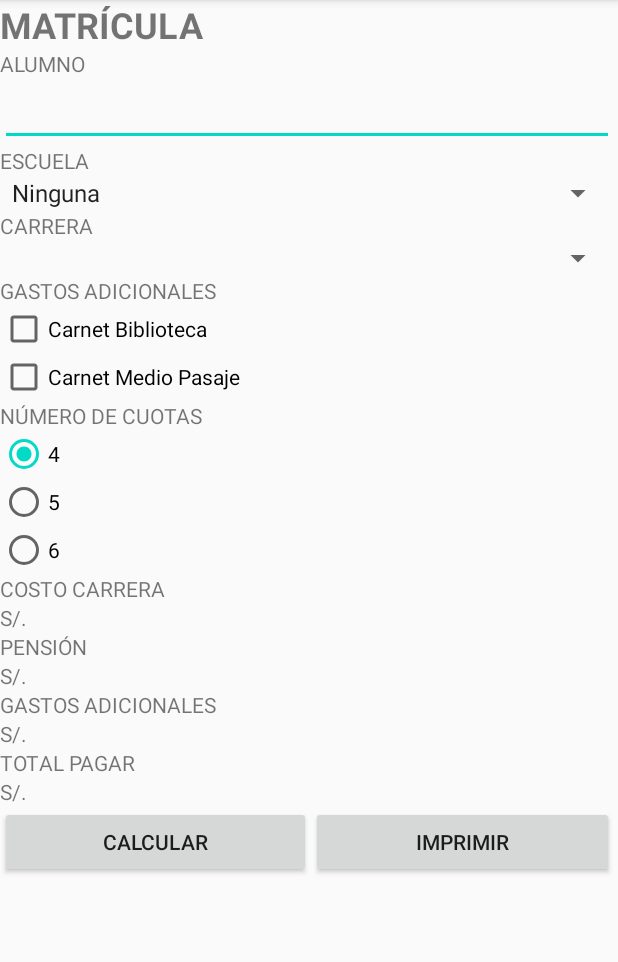
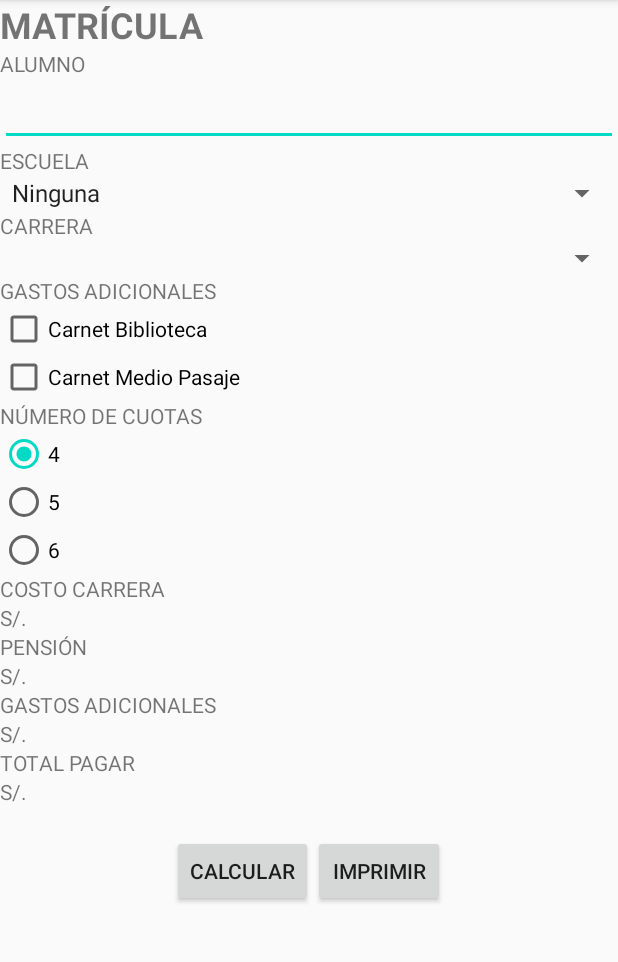
Before and after one commit to mishrole/DAM-AppMatricula, an Android app: the screen it shows after launch (MainActivity), on a phone screen of 412 x 824 dp, the part 84-1046 px from its top. Run offline under Robolectric (Android 15) with nearby library versions, the phone set to English and light mode, and no system bars.

Commit message:
[Funcional] Correcciones en impresiones

```diff
--- a/app/src/main/res/layout/activity_main.xml
+++ b/app/src/main/res/layout/activity_main.xml
@@ -7,8 +7,8 @@
     tools:context=".MainActivity">
 
     <LinearLayout
-        android:layout_width="409dp"
-        android:layout_height="729dp"
+        android:layout_width="match_parent"
+        android:layout_height="match_parent"
         android:orientation="vertical"
         tools:layout_editor_absoluteX="1dp"
         tools:layout_editor_absoluteY="1dp">
@@ -155,24 +155,32 @@
             android:layout_height="wrap_content"
             android:text="S/." />
 
+        <TextView
+            android:id="@+id/textView12"
+            android:layout_width="match_parent"
+            android:layout_height="wrap_content" />
+
         <LinearLayout
             android:layout_width="match_parent"
-            android:layout_height="match_parent"
+            android:layout_height="wrap_content"
+            android:gravity="center_horizontal"
             android:orientation="horizontal">
 
             <Button
                 android:id="@+id/btnCalcular"
                 android:layout_width="wrap_content"
                 android:layout_height="wrap_content"
-                android:layout_weight="1"
-                android:text="CALCULAR" />
+                android:gravity="center|center_horizontal"
+                android:text="CALCULAR"
+                app:layout_gravity="center_horizontal" />
 
             <Button
                 android:id="@+id/btnImprimir"
                 android:layout_width="wrap_content"
                 android:layout_height="wrap_content"
-                android:layout_weight="1"
-                android:text="IMPRIMIR" />
+                android:gravity="center|center_horizontal"
+                android:text="IMPRIMIR"
+                app:layout_gravity="center_horizontal" />
         </LinearLayout>
 
     </LinearLayout>
```
Also changed, not shown: app/src/main/java/com/example/appmatricula/MainActivity.java (+7 -165 lines), app/src/main/java/com/example/appmatricula/MainImprimir.java (+1 -8 lines).
